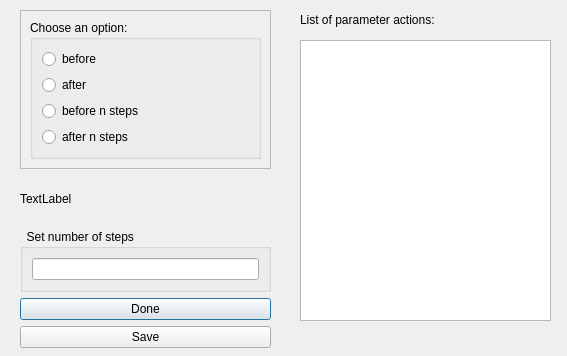
This is beforeafter.ui in ariannabettin/FYPArianna as Qt 5 draws it before an edit. The edited form follows.
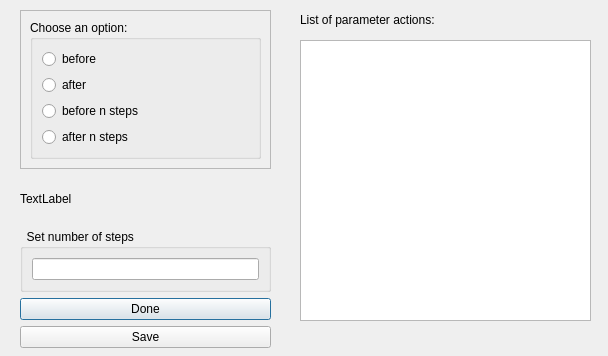
This is the edited form.

```diff
--- a/beforeafter.ui
+++ b/beforeafter.ui
@@ -6,7 +6,7 @@
    <rect>
     <x>0</x>
     <y>0</y>
-    <width>567</width>
+    <width>608</width>
     <height>356</height>
    </rect>
   </property>
@@ -132,7 +132,7 @@
     <rect>
      <x>300</x>
      <y>40</y>
-     <width>251</width>
+     <width>291</width>
      <height>281</height>
     </rect>
    </property>
```
